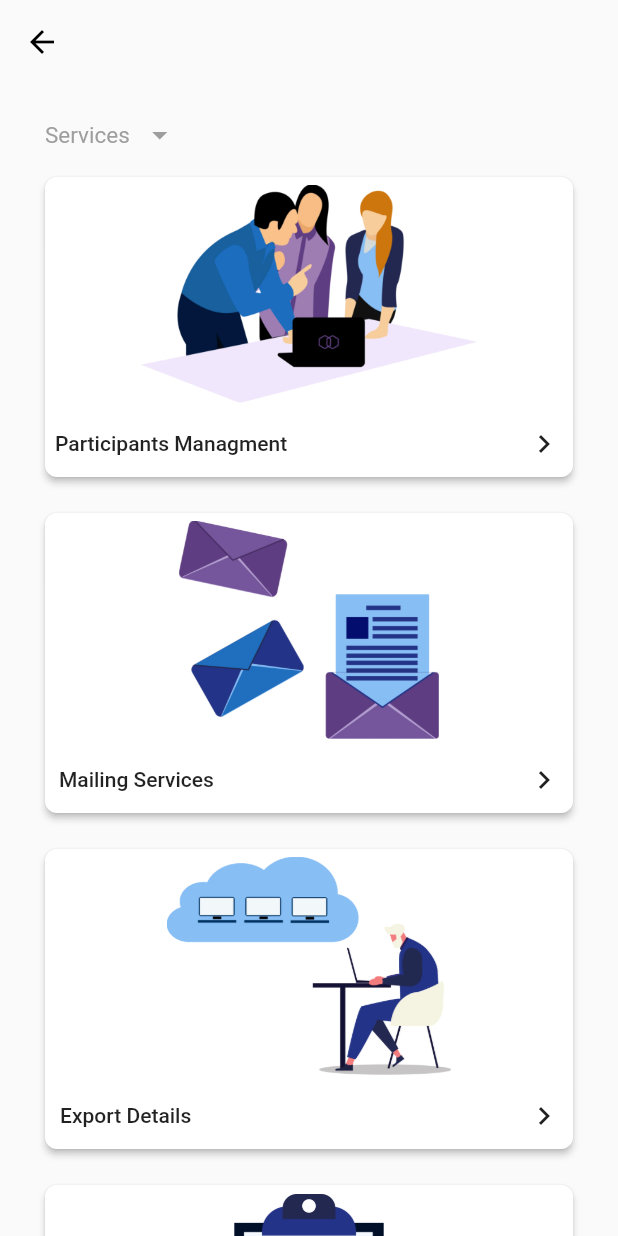
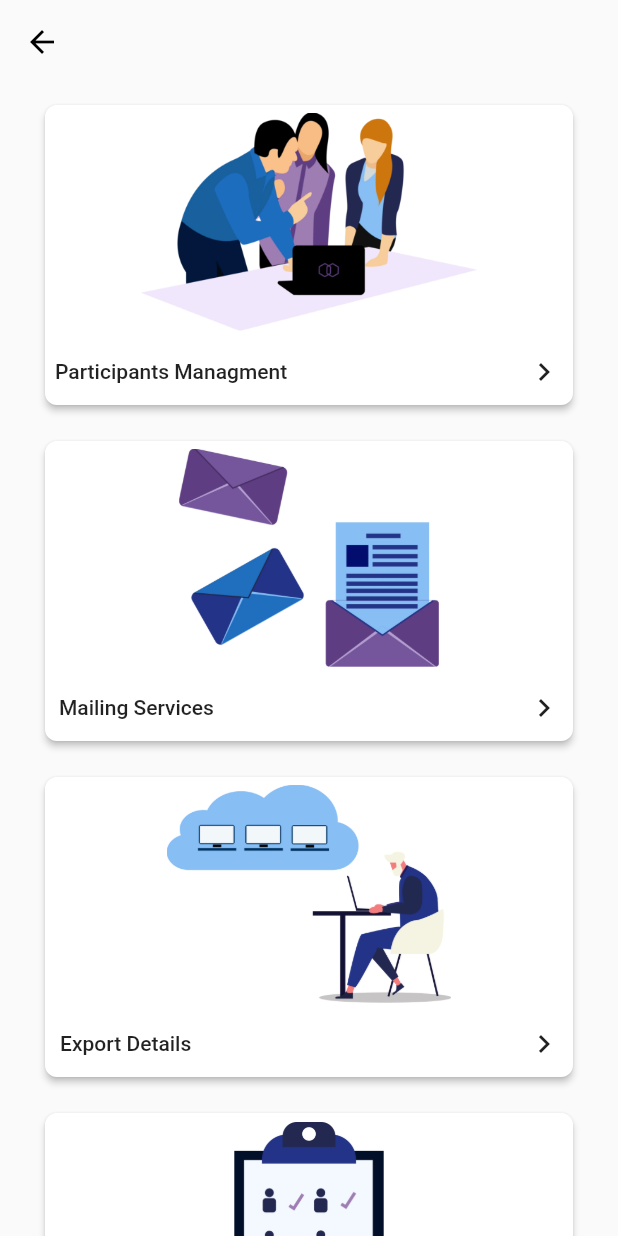
Before and after one commit to Devil39/hadesApp, a Flutter app: the EventPage screen opened directly with empty values, on a phone screen of 412 x 824 dp. Run offline on Flutter 3.47's test engine with Material 2 defaults, Android fonts, the light colour scheme and no system bars; our stand-ins replace datetime_picker_formfield, dio, dynamic_theme, firebase_storage, hive, image_picker and 5 more; missing offline and left inert: barcode_scan, downloads_path_provider, query_params, random_pk; accounts and stored records are empty; statements that could not run were skipped.

Commit message:
Making minimal UI changes on various screens

```diff
--- a/lib/screens/eventPage.dart
+++ b/lib/screens/eventPage.dart
@@ -87,24 +87,24 @@ class _EventPage extends State<EventPage> {
               shrinkWrap: true,
               padding: EdgeInsets.all(10.0),
               children: <Widget>[
-                Container(
-              padding: EdgeInsets.only(left:20),
-              child: Row(
-                children: <Widget>[
-                  Flexible(child:Text(
-                    "Services",
-                    style: TextStyle(
-                        fontSize: 15.0,
-                        fontWeight: FontWeight.w400,
-                        color: Colors.grey),
-                  ),flex: 15,),
-                  Flexible(child:IconButton(
-                      icon: Icon(
-                    Icons.arrow_drop_down,
-                    color: Colors.grey,
-                  )),flex:1),
-                ],
-              )),
+              //   Container(
+              // padding: EdgeInsets.only(left:20),
+              // child: Row(
+              //   children: <Widget>[
+              //     // Flexible(child:Text(
+              //     //   "Services",
+              //     //   style: TextStyle(
+              //     //       fontSize: 15.0,
+              //     //       fontWeight: FontWeight.w400,
+              //     //       color: Colors.grey),
+              //     // ),flex: 15,),
+              //     // Flexible(child:IconButton(
+              //     //     icon: Icon(
+              //     //   Icons.arrow_drop_down,
+              //     //   color: Colors.grey,
+              //     // )),flex:1),
+              //   ],
+              // )),
                  GestureDetector(child: Container(
                     padding: EdgeInsets.only(left: 16,right:16,bottom: 16),
                     child: Center(
--- a/lib/screens/getOrganizationPage.dart
+++ b/lib/screens/getOrganizationPage.dart
@@ -184,6 +184,12 @@ class GetOrganizationPageState extends State<GetOrganizationPage> {
                         crossAxisAlignment: CrossAxisAlignment.center,
                         mainAxisAlignment: MainAxisAlignment.center,
                         children: <Widget>[
+                          Text(
+                            "Back To Home Page",
+                            style: TextStyle(
+                              color: Colors.black
+                            ),
+                          ),
                           GestureDetector(
                               onTap: () {
                                 toJoin();
```
Also changed, not shown: lib/cards/attendeeCard.dart (+13 -18 lines), lib/cards/eventCard.dart (+9 -4 lines), lib/screens/attendeScreens/readAttendeePage.dart (+30 -27 lines), lib/screens/coupens/dayEvent.dart (+16 -2 lines), lib/screens/homePage.dart (+65 -43 lines), 1 other file.
